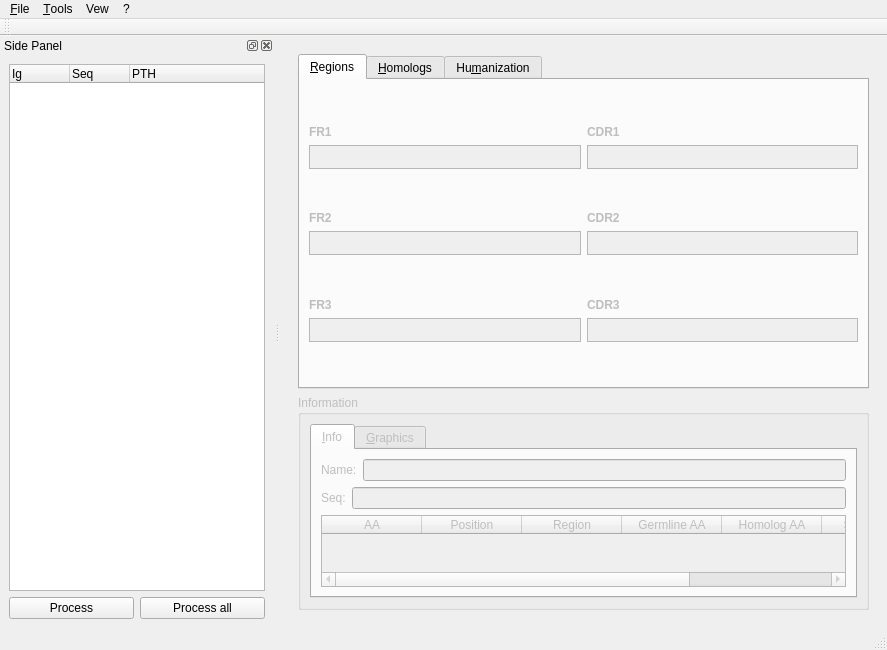
This is extra/gui/ui/MainWindow.ui in zmactep/ighumanizer2 as Qt 5 draws it before an edit. The edited form follows.
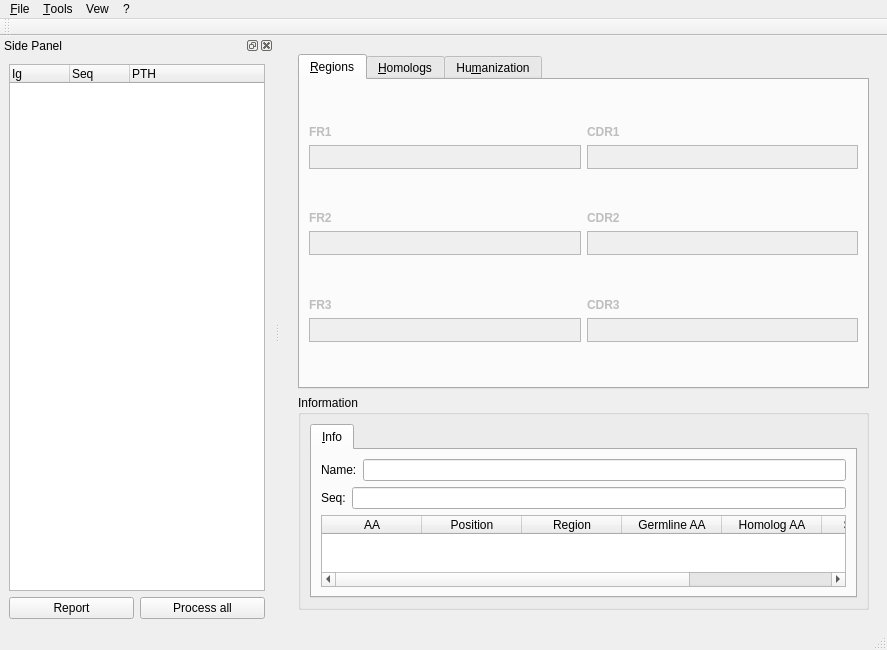
This is the edited form. The open tabs and pages were chosen to show the change.

The edit to the form file:
```diff
--- a/extra/gui/ui/MainWindow.ui
+++ b/extra/gui/ui/MainWindow.ui
@@ -24,7 +24,7 @@
           <bool>true</bool>
          </property>
          <property name="currentIndex">
-          <number>1</number>
+          <number>0</number>
          </property>
          <widget class="QWidget" name="tabRegions">
           <property name="enabled">
@@ -920,16 +920,16 @@
        <item>
         <widget class="QGroupBox" name="groupBox">
          <property name="enabled">
-          <bool>false</bool>
+          <bool>true</bool>
          </property>
          <property name="title">
           <string>Information</string>
          </property>
          <layout class="QGridLayout" name="gridLayout_2">
-          <item row="0" column="1">
+          <item row="0" column="0">
            <widget class="QTabWidget" name="tabInfoWidget">
             <property name="enabled">
-             <bool>false</bool>
+             <bool>true</bool>
             </property>
             <property name="currentIndex">
              <number>0</number>
@@ -951,7 +951,7 @@
                 <item>
                  <widget class="QLineEdit" name="lineName">
                   <property name="enabled">
-                   <bool>false</bool>
+                   <bool>true</bool>
                   </property>
                   <property name="minimumSize">
                    <size>
@@ -978,7 +978,7 @@
                 <item>
                  <widget class="QLineEdit" name="lineSeq">
                   <property name="enabled">
-                   <bool>false</bool>
+                   <bool>true</bool>
                   </property>
                   <property name="minimumSize">
                    <size>
@@ -1040,11 +1040,6 @@
               </item>
              </layout>
             </widget>
-            <widget class="QWidget" name="tabGraphics">
-             <attribute name="title">
-              <string>&amp;Graphics</string>
-             </attribute>
-            </widget>
            </widget>
           </item>
          </layout>
@@ -1160,7 +1155,7 @@
        <item>
         <widget class="QPushButton" name="butProc">
          <property name="text">
-          <string>Process</string>
+          <string>Report</string>
          </property>
         </widget>
        </item>
```
